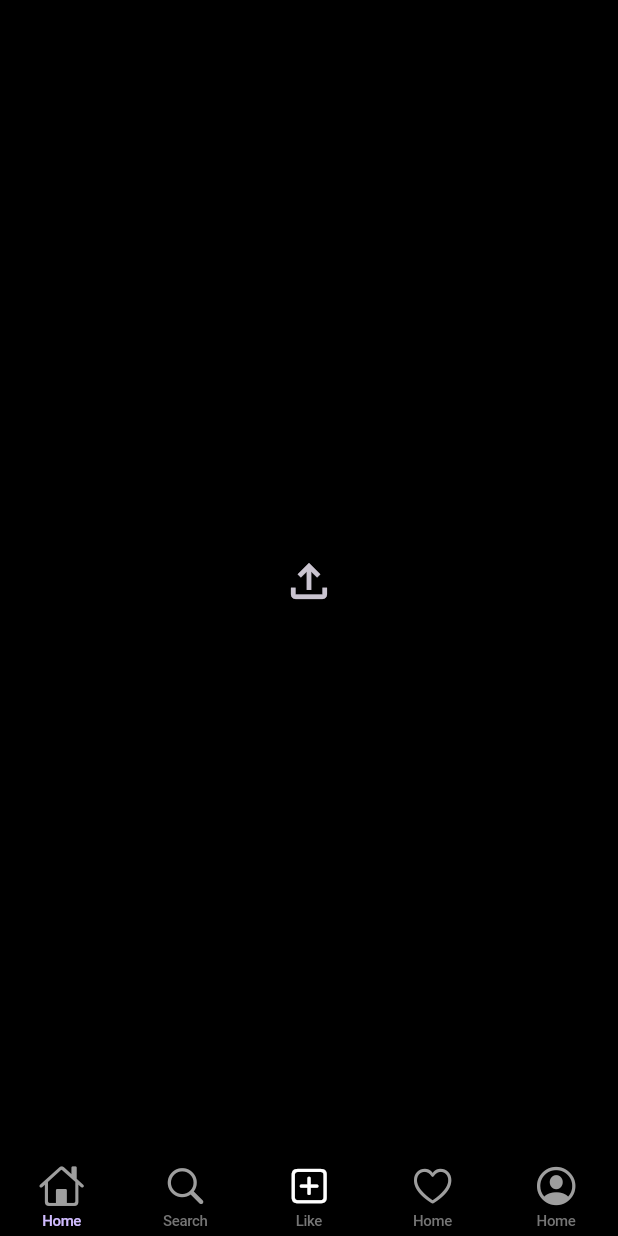
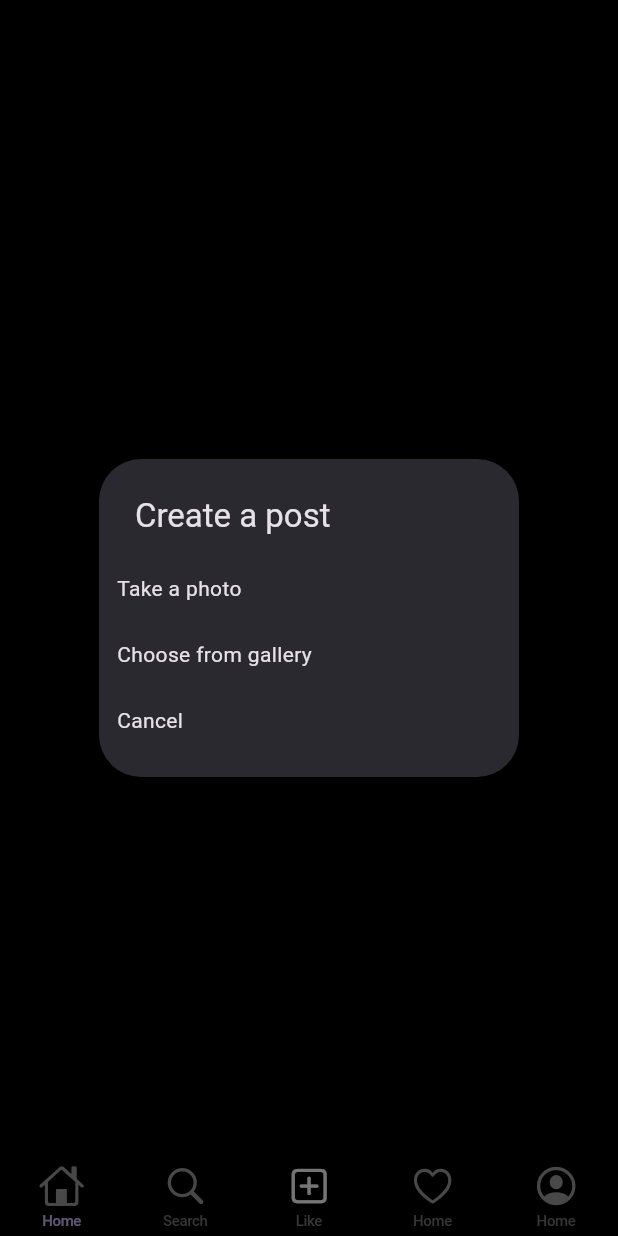
Before and after one commit to jadhavdurgesh/instagram_clone, a Flutter app: the screen it shows once a user with an empty profile is signed in, item 3 of the bottom bar chosen, after a tap on the "file upload" icon, on a phone screen of 412 x 824 dp. Run offline on Flutter 3.47's test engine with Material 3 defaults, Android fonts, the phone set to English and light mode, and no system bars; our stand-ins replace cloud_firestore, firebase_auth, firebase_core, firebase_storage, flutter_svg, get and 2 more; accounts and stored records are empty; network calls fail.

Commit message:
Add post done

```diff
--- /dev/null
+++ b/lib/models/post.dart
@@ -0,0 +1,47 @@
+// ignore_for_file: public_member_api_docs, sort_constructors_first
+
+import 'package:cloud_firestore/cloud_firestore.dart';
+
+class Post {
+  final String caption;
+  final String username;
+  final String uid;
+  final datePublished;
+  final String postUrl;
+  final String postId;
+  final String profileImage;
+  final likes;
+
+  Post(
+      {required this.caption,
+      required this.username,
+      required this.uid,
+      required this.postUrl,
+      required this.postId,
+      required this.profileImage,
+      required this.likes,
+      required this.datePublished});
+
+  Map<String, dynamic> toJson() => {
+        "username": username,
+        "uid": uid,
+        "caption": caption,
+        "postUrl": postUrl,
+        "postId": postId,
+        "profileImage": profileImage,
+        "likes": likes,
+      };
+
+  static Post fromSnap(DocumentSnapshot snap) {
+    var snapshot = snap.data() as Map<String, dynamic>;
+    return Post(
+        caption: snapshot['caption'],
+        username: snapshot['username'],
+        uid: snapshot['uid'],
+        postUrl: snapshot['psotUrl'],
+        postId: snapshot['postId'],
+        profileImage: snapshot['profileImage'],
+        likes: snapshot['likes'],
+        datePublished: snapshot['datepublished']);
+  }
+}
--- a/lib/resources/storage_methods.dart
+++ b/lib/resources/storage_methods.dart
@@ -2,6 +2,7 @@ import 'package:firebase_auth/firebase_auth.dart';
 import 'package:firebase_storage/firebase_storage.dart';
 import 'package:flutter/material.dart';
 import 'package:flutter/services.dart';
+import 'package:uuid/uuid.dart';
 
 class StorageMethods {
   final FirebaseStorage _storage = FirebaseStorage.instance;
@@ -9,6 +10,11 @@ class StorageMethods {
   //Adding image to firebase
   Future<String> uploadImageToStorage(String childName, Uint8List file , bool isPost) async {
     Reference ref = _storage.ref().child(childName).child(_auth.currentUser!.uid);
+
+    if(isPost){
+      String id = Uuid().v1();
+      ref.child(id);
+  }
 
     UploadTask uploadTask = ref.putData(file);
 
--- a/lib/screens/add_post_screen.dart
+++ b/lib/screens/add_post_screen.dart
@@ -1,5 +1,14 @@
 import 'package:flutter/cupertino.dart';
 import 'package:flutter/material.dart';
+import 'package:flutter/services.dart';
+import 'package:image_picker/image_picker.dart';
+import 'package:instagram_firebase/models/user.dart';
+import 'package:instagram_firebase/providers/user_provider.dart';
+import 'package:instagram_firebase/resources/firestore_methods.dart';
+import 'package:instagram_firebase/utiils/colors.dart';
+import 'package:instagram_firebase/utiils/utils.dart';
+import 'package:provider/provider.dart';
+import 'package:velocity_x/velocity_x.dart';
 
 class AddPostScreen extends StatefulWidget {
   const AddPostScreen({super.key});
@@ -9,10 +18,153 @@ class AddPostScreen extends StatefulWidget {
 }
 
 class _AddPostScreenState extends State<AddPostScreen> {
+  Uint8List? _file;
+  final TextEditingController _captionController = TextEditingController();
+
+  void postImage(String uid, String profileImage, String username) async {
+    try {
+      String res = await FirestoreMethods().uploadPost(
+          _captionController.text, uid, _file!, username, profileImage);
+
+      if (res == "success") {
+        showSnackBar("Successfully Posted!", context);
+      } else {
+        showSnackBar(res, context);
+      }
+    } catch (e) {
+      showSnackBar(e.toString(), context);
+    }
+  }
+
+  @override
+  void dispose() {
+    _captionController.dispose();
+    super.dispose();
+  }
+
+  _selectImage(BuildContext context) {
+    return showDialog(
+        context: context,
+        builder: (context) {
+          return SimpleDialog(
+            title: Text("Create a post"),
+            children: [
+              SimpleDialogOption(
+                child: Text("Take a photo"),
+                padding: EdgeInsets.all(12),
+                onPressed: () async {
+                  Navigator.of(context).pop();
+                  Uint8List file = await pickImage(ImageSource.camera);
+
+                  setState(() {
+                    _file = file;
+                  });
+                },
+              ),
+              SimpleDialogOption(
+                child: Text("Choose from gallery"),
+                padding: EdgeInsets.all(12),
+                onPressed: () async {
+                  Navigator.of(context).pop();
+                  Uint8List file = await pickImage(ImageSource.gallery);
+
+                  setState(() {
+                    _file = file;
+                  });
+                },
+              ),
+              SimpleDialogOption(
+                child: Text("Cancel"),
+                padding: EdgeInsets.all(12),
+                onPressed: () async {
+                  Navigator.of(context).pop();
+                },
+              )
+            ],
+          );
+        });
+  }
+
   @override
   Widget build(BuildContext context) {
-    return Center(
-      child: IconButton(onPressed: (){}, icon: Icon(Icons.file_upload_outlined, size: 36,)),
-    );
+    final User user = Provider.of<UserProvider>(context).getUser;
+
+    return _file == null
+        ? Center(
+            child: IconButton(
+                onPressed: () => _selectImage(context),
+                icon: Icon(
+                  Icons.file_upload_outlined,
+                  size: 36,
+                )),
+          )
+        : Scaffold(
+            appBar: AppBar(
+              backgroundColor: mobileBackgroundColor,
+              title: Text("Post to"),
+              centerTitle: false,
+              leading: IconButton(
+                  onPressed: () {}, icon: Icon(Icons.arrow_back_ios_outlined)),
+              actions: [
+                TextButton(
+                    onPressed: () =>
+                        postImage(user.uid, user.photoUrl, user.username),
+                    child: Text(
+                      'Post',
+                      style: TextStyle(
+                          color: Colors.blueAccent,
+                          fontWeight: FontWeight.w600,
+                          fontSize: 16),
+                    ))
+              ],
+            ),
+            body: Padding(
+              padding: const EdgeInsets.symmetric(horizontal: 12.0),
+              child: Column(
+                children: [
+                  Row(
+                    crossAxisAlignment: CrossAxisAlignment.start,
+                    mainAxisAlignment: MainAxisAlignment.spaceEvenly,
+                    children: [
+                      12.heightBox,
+                      CircleAvatar(
+                        radius: 28,
+                        backgroundImage: NetworkImage(user.photoUrl),
+                      ),
+                      12.widthBox,
+                      SizedBox(
+                        width: MediaQuery.sizeOf(context).width * 0.6,
+                        child: TextField(
+                          controller: _captionController,
+                          decoration: InputDecoration(
+                            hintText: 'Write a caption...',
+                            border: InputBorder.none,
+                          ),
+                          maxLines: 5,
+                        ),
+                      ),
+                      SizedBox(
+                        height: 54,
+                        width: 54,
+                        child: AspectRatio(
+                          aspectRatio: 487 / 451,
+                          child: Container(
+                            decoration: BoxDecoration(
+                                image: DecorationImage(
+                                    image: MemoryImage(_file!),
+                                    fit: BoxFit.fill,
+                                    alignment: FractionalOffset.topCenter)),
+                          ),
+                        ),
+                      ),
+                      Divider(
+                        color: primaryColor,
+                      )
+                    ],
+                  )
+                ],
+              ),
+            ),
+          );
   }
 }
--- a/pubspec.yaml
+++ b/pubspec.yaml
@@ -39,6 +39,7 @@ dependencies:
   get: ^4.6.6
   image_picker: ^1.0.7
   provider: ^6.1.1
+  uuid: ^4.3.3
   velocity_x: ^4.1.2
 
 dev_dependencies:
```
Also changed, not shown: lib/resources/firestore_methods.dart (added, +43 -0 lines), pubspec.lock.
